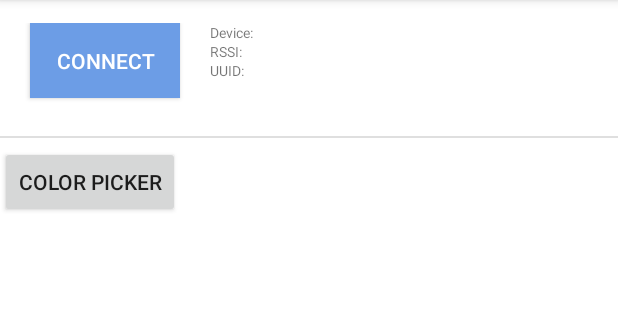
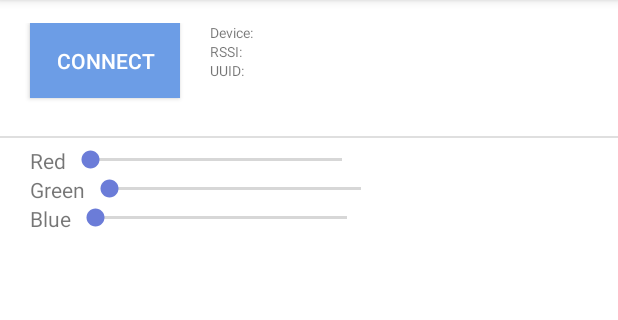
Before and after one commit to christiango/CSE590-Ubiquitous-Computing, an Android app: the MainActivity screen opened directly, with no data from a screen before it, on a phone screen of 412 x 824 dp, the part 84-404 px from its top. Run offline under Robolectric (Android 15) with nearby library versions, the light colour scheme and no system bars; 3 statements that could not run were skipped.

Commit message:
Move the color picker into the main activity

```diff
--- a/SmartNightLight/Android/app/src/main/AndroidManifest.xml
+++ b/SmartNightLight/Android/app/src/main/AndroidManifest.xml
@@ -43,7 +43,6 @@
             android:name=".BLE.RBLService"
             android:enabled="true" />
 
-        <activity android:name=".ColorPickerActivity"></activity>
     </application>
 
 </manifest>
--- a/SmartNightLight/Android/app/src/main/java/go/christian/smartnightlight/MainActivity.java
+++ b/SmartNightLight/Android/app/src/main/java/go/christian/smartnightlight/MainActivity.java
@@ -28,9 +28,9 @@ import android.util.Log;
 import android.view.Gravity;
 import android.view.View;
 import android.widget.Button;
+import android.widget.SeekBar;
 import android.widget.TextView;
 import android.widget.Toast;
-
 
 import go.christian.smartnightlight.BLE.RBLGattAttributes;
 import go.christian.smartnightlight.BLE.RBLService;
@@ -41,21 +41,24 @@ import java.util.TimerTask;
 
 public class MainActivity extends AppCompatActivity {
   // Define the device name and the length of the name
-    // Note the device name and the length should be consistent with the ones defined in the Duo sketch
+  // Note the device name and the length should be consistent with the ones defined in the Duo
+  // sketch
   private String mTargetDeviceName = "chrisgo";
   private int mNameLen = 0x08;
 
-    private final static String TAG = MainActivity.class.getSimpleName();
+  private static final String TAG = MainActivity.class.getSimpleName();
 
   // Declare all variables associated with the UI components
   private Button mConnectBtn = null;
   private TextView mDeviceName = null;
   private TextView mRssiValue = null;
   private TextView mUUID = null;
-    private Button mColorPickerBtn;
+  private SeekBar mRedSeekBar = null;
+  private SeekBar mGreenSeekBar = null;
+  private SeekBar mBlueSeekBar = null;
+
   private String mBluetoothDeviceName = "";
   private String mBluetoothDeviceUUID = "";
-
 
   // Declare all Bluetooth stuff
   private static BluetoothGattCharacteristic mCharacteristicTx = null;
@@ -70,19 +73,19 @@ public class MainActivity extends AppCompatActivity {
 
   private byte[] mData = new byte[3];
   private static final int REQUEST_ENABLE_BT = 1;
-    private static final long SCAN_PERIOD = 1000;   // millis
+  private static final long SCAN_PERIOD = 10000; // millis
 
-    final private static char[] hexArray = { '0', '1', '2', '3', '4', '5', '6',
-            '7', '8', '9', 'a', 'b', 'c', 'd', 'e', 'f' };
+  private static final char[] hexArray = {
+    '0', '1', '2', '3', '4', '5', '6', '7', '8', '9', 'a', 'b', 'c', 'd', 'e', 'f'
+  };
 
   // Process service connection. Created by the RedBear Team
-    private final ServiceConnection mServiceConnection = new ServiceConnection() {
+  private final ServiceConnection mServiceConnection =
+      new ServiceConnection() {
 
         @Override
-        public void onServiceConnected(ComponentName componentName,
-                                       IBinder service) {
-            mBluetoothLeService = ((RBLService.LocalBinder) service)
-                    .getService();
+        public void onServiceConnected(ComponentName componentName, IBinder service) {
+          mBluetoothLeService = ((RBLService.LocalBinder) service).getService();
           if (!mBluetoothLeService.initialize()) {
             Log.e(TAG, "Unable to initialize Bluetooth");
             finish();
@@ -110,20 +113,19 @@ public class MainActivity extends AppCompatActivity {
     mConnectBtn.setText("Disconnect");
   }
 
-    // Process the Gatt and get data if there is data coming from Duo board. Created by the RedBear Team
-    private final BroadcastReceiver mGattUpdateReceiver = new BroadcastReceiver() {
+  // Process the Gatt and get data if there is data coming from Duo board. Created by the RedBear
+  // Team
+  private final BroadcastReceiver mGattUpdateReceiver =
+      new BroadcastReceiver() {
         @Override
         public void onReceive(Context context, Intent intent) {
           final String action = intent.getAction();
 
           if (RBLService.ACTION_GATT_DISCONNECTED.equals(action)) {
-                Toast.makeText(getApplicationContext(), "Disconnected",
-                        Toast.LENGTH_SHORT).show();
+            Toast.makeText(getApplicationContext(), "Disconnected", Toast.LENGTH_SHORT).show();
             setButtonDisable();
-            } else if (RBLService.ACTION_GATT_SERVICES_DISCOVERED
-                    .equals(action)) {
-                Toast.makeText(getApplicationContext(), "Connected",
-                        Toast.LENGTH_SHORT).show();
+          } else if (RBLService.ACTION_GATT_SERVICES_DISCOVERED.equals(action)) {
+            Toast.makeText(getApplicationContext(), "Connected", Toast.LENGTH_SHORT).show();
 
             getGattService(mBluetoothLeService.getSupportedGattService());
           } else if (RBLService.ACTION_GATT_RSSI.equals(action)) {
@@ -141,18 +143,15 @@ public class MainActivity extends AppCompatActivity {
     }
   }
 
-
   // Get Gatt service information for setting up the communication
   private void getGattService(BluetoothGattService gattService) {
-        if (gattService == null)
-            return;
+    if (gattService == null) return;
 
     setButtonEnable();
 
     startReadRssi();
 
-        mCharacteristicTx = gattService
-                .getCharacteristic(RBLService.UUID_BLE_SHIELD_TX);
+    mCharacteristicTx = gattService.getCharacteristic(RBLService.UUID_BLE_SHIELD_TX);
   }
 
   // Start a thread to read RSSI from the board
@@ -192,19 +191,22 @@ public class MainActivity extends AppCompatActivity {
   }
 
   // Callback function to search for the target Duo board which has matched UUID
-    // If the Duo board cannot be found, debug if the received UUID matches the predefined UUID on the board
-    private BluetoothAdapter.LeScanCallback mLeScanCallback = new BluetoothAdapter.LeScanCallback() {
+  // If the Duo board cannot be found, debug if the received UUID matches the predefined UUID on the
+  // board
+  private BluetoothAdapter.LeScanCallback mLeScanCallback =
+      new BluetoothAdapter.LeScanCallback() {
 
         @Override
-        public void onLeScan(final BluetoothDevice device, final int rssi,
-                             final byte[] scanRecord) {
+        public void onLeScan(
+            final BluetoothDevice device, final int rssi, final byte[] scanRecord) {
 
-            runOnUiThread(new Runnable() {
+          runOnUiThread(
+              new Runnable() {
                 @Override
                 public void run() {
                   byte[] serviceUuidBytes = new byte[16];
                   String serviceUuid = "";
-                    for (int i = (21+mNameLen), j = 0; i >= (6+mNameLen); i--, j++) {
+                  for (int i = (21 + mNameLen), j = 0; i >= (6 + mNameLen); i--, j++) {
                     serviceUuidBytes[j] = scanRecord[i];
                   }
                   /*
@@ -212,9 +214,9 @@ public class MainActivity extends AppCompatActivity {
                    * Sketch and uploaded to the Duo board: 0x713d0000503e4c75ba943148f18d941e.
                    */
                   serviceUuid = bytesToHex(serviceUuidBytes);
-					if (stringToUuidString(serviceUuid).equals(
-							RBLGattAttributes.BLE_SHIELD_SERVICE
-									.toUpperCase(Locale.ENGLISH)) && device.getName().equals(mTargetDeviceName)) {
+                  if (stringToUuidString(serviceUuid)
+                          .equals(RBLGattAttributes.BLE_SHIELD_SERVICE.toUpperCase(Locale.ENGLISH))
+                      && device.getName().equals(mTargetDeviceName)) {
                     mDevice = device;
                     mBluetoothDeviceName = mDevice.getName();
                     mBluetoothDeviceUUID = serviceUuid;
@@ -237,7 +239,7 @@ public class MainActivity extends AppCompatActivity {
   }
 
   public static void sendRGBValueToLed(byte r, byte g, byte b) {
-        byte buf[] = new byte[] { (byte) 0x01, (byte) 0x00, (byte) 0x00, (byte) 0x00 };
+    byte buf[] = new byte[] {(byte) 0x01, (byte) 0x00, (byte) 0x00, (byte) 0x00};
 
     buf[1] = r;
     buf[2] = g;
@@ -245,7 +247,6 @@ public class MainActivity extends AppCompatActivity {
 
     mCharacteristicTx.setValue(buf);
     mBluetoothLeService.writeCharacteristic(mCharacteristicTx);
-
   }
 
   // Convert a string to a UUID format
@@ -273,11 +274,11 @@ public class MainActivity extends AppCompatActivity {
     mConnectBtn = (Button) findViewById(R.id.connectBtn);
     mDeviceName = (TextView) findViewById(R.id.deviceName);
     mRssiValue = (TextView) findViewById(R.id.rssiValue);
-        mColorPickerBtn = (Button) findViewById(R.id.ColorPickerBtn);
     mUUID = (TextView) findViewById(R.id.uuidValue);
 
     // Connection button click event
-        mConnectBtn.setOnClickListener(new View.OnClickListener() {
+    mConnectBtn.setOnClickListener(
+        new View.OnClickListener() {
 
           @Override
           public void onClick(View v) {
@@ -286,7 +287,8 @@ public class MainActivity extends AppCompatActivity {
               scanLeDevice();
 
               Timer mTimer = new Timer();
-                    mTimer.schedule(new TimerTask() {
+              mTimer.schedule(
+                  new TimerTask() {
 
                     @Override
                     public void run() {
@@ -295,10 +297,11 @@ public class MainActivity extends AppCompatActivity {
                         mBluetoothLeService.connect(mDeviceAddress);
                         mScanFlag = true;
                       } else {
-                                runOnUiThread(new Runnable() {
+                        runOnUiThread(
+                            new Runnable() {
                               public void run() {
-                                        Toast toast = Toast
-                                                .makeText(
+                                Toast toast =
+                                    Toast.makeText(
                                         MainActivity.this,
                                         "Couldn't search Ble Shiled device!",
                                         Toast.LENGTH_SHORT);
@@ -308,7 +311,8 @@ public class MainActivity extends AppCompatActivity {
                             });
                       }
                     }
-                    }, SCAN_PERIOD);
+                  },
+                  SCAN_PERIOD);
             }
 
             System.out.println(mConnState);
@@ -322,39 +326,49 @@ public class MainActivity extends AppCompatActivity {
           }
         });
 
-        // Send data to Duo board
-        // It has three bytes: maker, data value, reserved
-
-        mColorPickerBtn.setOnClickListener( new View.OnClickListener() {
-            @Override
-            public void onClick(View view) {
-                Intent intent = new Intent(MainActivity.this, ColorPickerActivity.class);
-                startActivity(intent);
-            }
-        });
-
 
     // Bluetooth setup. Created by the RedBear team.
-        if (!getPackageManager().hasSystemFeature(
-                PackageManager.FEATURE_BLUETOOTH_LE)) {
-            Toast.makeText(this, "Ble not supported", Toast.LENGTH_SHORT)
-                    .show();
+    if (!getPackageManager().hasSystemFeature(PackageManager.FEATURE_BLUETOOTH_LE)) {
+      Toast.makeText(this, "Ble not supported", Toast.LENGTH_SHORT).show();
       finish();
     }
 
-        final BluetoothManager mBluetoothManager = (BluetoothManager) getSystemService(Context.BLUETOOTH_SERVICE);
+    final BluetoothManager mBluetoothManager =
+        (BluetoothManager) getSystemService(Context.BLUETOOTH_SERVICE);
     mBluetoothAdapter = mBluetoothManager.getAdapter();
     if (mBluetoothAdapter == null) {
-            Toast.makeText(this, "Ble not supported", Toast.LENGTH_SHORT)
-                    .show();
+      Toast.makeText(this, "Ble not supported", Toast.LENGTH_SHORT).show();
       finish();
       return;
     }
 
-        Intent gattServiceIntent = new Intent(MainActivity.this,
-                RBLService.class);
+    Intent gattServiceIntent = new Intent(MainActivity.this, RBLService.class);
     bindService(gattServiceIntent, mServiceConnection, BIND_AUTO_CREATE);
 
+    mRedSeekBar = findViewById(R.id.redSeekBar);
+    mGreenSeekBar = findViewById(R.id.greenSeekBar);
+    mBlueSeekBar = findViewById(R.id.blueSeekBar);
+
+    SeekBar.OnSeekBarChangeListener onSeekBarChangeListener =
+        new SeekBar.OnSeekBarChangeListener() {
+          @Override
+          public void onProgressChanged(SeekBar seekBar, int i, boolean b) {
+            MainActivity.sendRGBValueToLed(
+                (byte) mRedSeekBar.getProgress(),
+                (byte) mGreenSeekBar.getProgress(),
+                (byte) mBlueSeekBar.getProgress());
+          }
+
+          @Override
+          public void onStartTrackingTouch(SeekBar seekBar) {}
+
+          @Override
+          public void onStopTrackingTouch(SeekBar seekBar) {}
+        };
+
+    mRedSeekBar.setOnSeekBarChangeListener(onSeekBarChangeListener);
+    mGreenSeekBar.setOnSeekBarChangeListener(onSeekBarChangeListener);
+    mBlueSeekBar.setOnSeekBarChangeListener(onSeekBarChangeListener);
   }
 
   @Override
@@ -363,13 +377,11 @@ public class MainActivity extends AppCompatActivity {
 
     // Check if BLE is enabled on the device. Created by the RedBear team.
     if (!mBluetoothAdapter.isEnabled()) {
-            Intent enableBtIntent = new Intent(
-                    BluetoothAdapter.ACTION_REQUEST_ENABLE);
+      Intent enableBtIntent = new Intent(BluetoothAdapter.ACTION_REQUEST_ENABLE);
       startActivityForResult(enableBtIntent, REQUEST_ENABLE_BT);
     }
 
     registerReceiver(mGattUpdateReceiver, makeGattUpdateIntentFilter());
-
   }
 
   @Override
@@ -385,8 +397,7 @@ public class MainActivity extends AppCompatActivity {
   protected void onDestroy() {
     super.onDestroy();
 
-        if (mServiceConnection != null)
-            unbindService(mServiceConnection);
+    if (mServiceConnection != null) unbindService(mServiceConnection);
   }
 
   // Create a list of intent filters for Gatt updates. Created by the RedBear team.
@@ -405,8 +416,7 @@ public class MainActivity extends AppCompatActivity {
   @Override
   protected void onActivityResult(int requestCode, int resultCode, Intent data) {
     // User chose not to enable Bluetooth.
-        if (requestCode == REQUEST_ENABLE_BT
-                && resultCode == Activity.RESULT_CANCELED) {
+    if (requestCode == REQUEST_ENABLE_BT && resultCode == Activity.RESULT_CANCELED) {
       finish();
       return;
     }
--- a/SmartNightLight/Android/app/src/main/res/layout/activity_main.xml
+++ b/SmartNightLight/Android/app/src/main/res/layout/activity_main.xml
@@ -50,16 +50,16 @@
                     <TextView
                         android:layout_width="wrap_content"
                         android:layout_height="wrap_content"
-                        android:textSize="9dp"
-                        android:text="Device:" />
+                        android:text="Device:"
+                        android:textSize="9dp" />
 
                     <TextView
                         android:id="@+id/deviceName"
                         android:layout_width="match_parent"
                         android:layout_height="wrap_content"
                         android:layout_marginLeft="5dp"
-                        android:textSize="9dp"
-                        android:text="" />
+                        android:text=""
+                        android:textSize="9dp" />
                 </LinearLayout>
 
                 <LinearLayout
@@ -73,16 +73,16 @@
                     <TextView
                         android:layout_width="wrap_content"
                         android:layout_height="wrap_content"
-                        android:textSize="9dp"
-                        android:text="RSSI:" />
+                        android:text="RSSI:"
+                        android:textSize="9dp" />
 
                     <TextView
                         android:id="@+id/rssiValue"
                         android:layout_width="match_parent"
                         android:layout_height="wrap_content"
                         android:layout_marginLeft="5dp"
-                        android:textSize="9dp"
-                        android:text="" />
+                        android:text=""
+                        android:textSize="9dp" />
                 </LinearLayout>
 
                 <LinearLayout
@@ -96,16 +96,16 @@
                     <TextView
                         android:layout_width="wrap_content"
                         android:layout_height="wrap_content"
-                        android:textSize="9dp"
-                        android:text="UUID:" />
+                        android:text="UUID:"
+                        android:textSize="9dp" />
 
                     <TextView
                         android:id="@+id/uuidValue"
                         android:layout_width="match_parent"
                         android:layout_height="wrap_content"
                         android:layout_marginLeft="5dp"
-                        android:textSize="9dp"
-                        android:text="" />
+                        android:text=""
+                        android:textSize="9dp" />
                 </LinearLayout>
 
             </LinearLayout>
@@ -119,29 +119,69 @@
         android:layout_marginTop="10dp"
         android:background="#dfdfdf" />
 
+
     <LinearLayout
-        android:layout_width="match_parent"
-        android:layout_height="60dp"
-        android:orientation="horizontal"
-        android:padding="0dp">
+        android:orientation="vertical"
+        android:layout_width="wrap_content"
+        android:layout_height="wrap_content"
+        android:layout_marginLeft="20dp">
 
         <LinearLayout
             android:layout_width="match_parent"
-            android:layout_height="match_parent"
+            android:layout_height="wrap_content"
             android:orientation="horizontal">
 
-            <Button
-                android:id="@+id/ColorPickerBtn"
+            <TextView
                 android:layout_width="wrap_content"
                 android:layout_height="wrap_content"
-                android:layout_centerHorizontal="true"
-                android:layout_marginRight="20dp"
-                android:text="Color Picker"
-   />
+                android:text="Red" />
 
+            <SeekBar
+                android:id="@+id/redSeekBar"
+                android:layout_width="200dp"
+                android:layout_height="wrap_content"
+                android:max="255"
+                android:progressTint="@color/seekbarcolor"
+                android:thumbTint="@color/seekbarcolor" />
         </LinearLayout>
 
+        <LinearLayout
+            android:layout_width="match_parent"
+            android:layout_height="wrap_content"
+            android:orientation="horizontal">
 
+            <TextView
+                android:layout_width="wrap_content"
+                android:layout_height="wrap_content"
+                android:text="Green" />
+
+            <SeekBar
+                android:id="@+id/greenSeekBar"
+                android:layout_width="200dp"
+                android:layout_height="wrap_content"
+                android:max="255"
+                android:progressTint="@color/seekbarcolor"
+                android:thumbTint="@color/seekbarcolor" />
+        </LinearLayout>
+
+        <LinearLayout
+            android:layout_width="match_parent"
+            android:layout_height="wrap_content"
+            android:orientation="horizontal">
+
+            <TextView
+                android:layout_width="wrap_content"
+                android:layout_height="wrap_content"
+                android:text="Blue" />
+
+            <SeekBar
+                android:id="@+id/blueSeekBar"
+                android:layout_width="200dp"
+                android:layout_height="wrap_content"
+                android:max="255"
+                android:progressTint="@color/seekbarcolor"
+                android:thumbTint="@color/seekbarcolor" />
+        </LinearLayout>
     </LinearLayout>
 
 
```
Also changed, not shown: SmartNightLight/Android/app/src/main/java/go/christian/smartnightlight/ColorPickerActivity.java (deleted, +0 -43 lines), SmartNightLight/Android/app/src/main/res/layout/activity_color_picker.xml (deleted, +0 -68 lines). Lines whose indentation alone changed are shown as unchanged.
